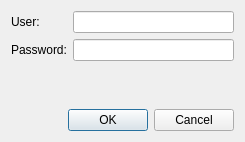
Before: the Qt Designer form login.ui in alexandrepossebom/qacdp, drawn with Qt 5.
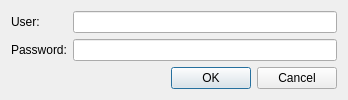
After: the same form once the commit is applied.

The edit to the form file:
```diff
--- a/login.ui
+++ b/login.ui
@@ -6,8 +6,8 @@
    <rect>
     <x>0</x>
     <y>0</y>
-    <width>245</width>
-    <height>142</height>
+    <width>348</width>
+    <height>97</height>
    </rect>
   </property>
   <property name="windowTitle">
```
